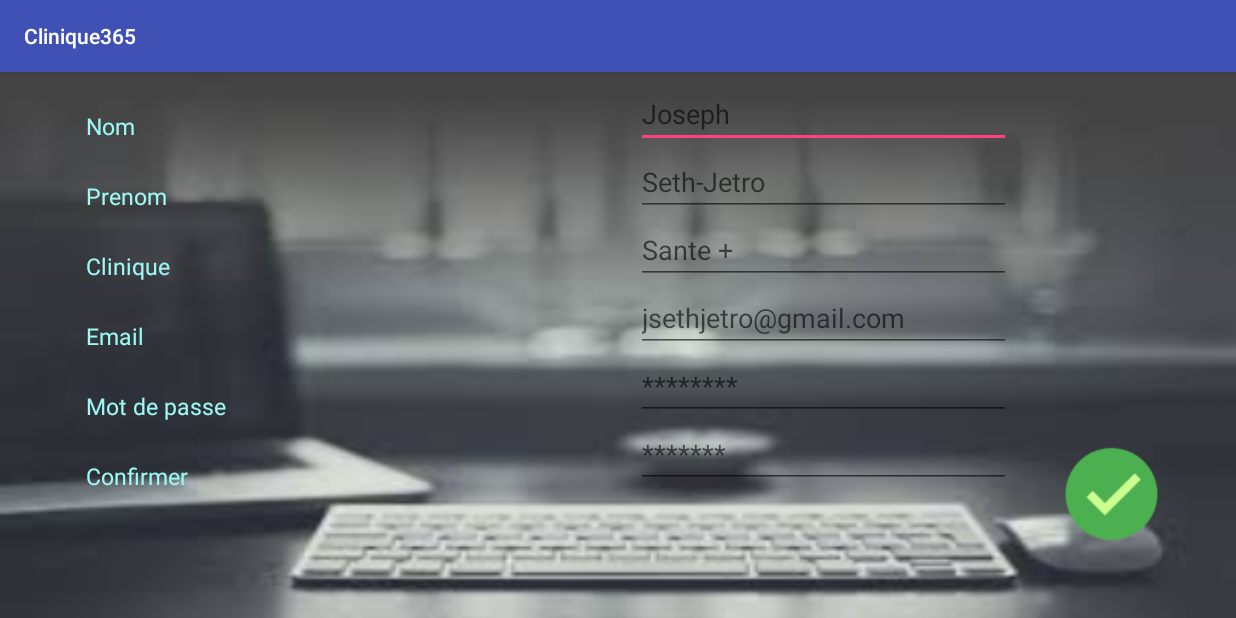
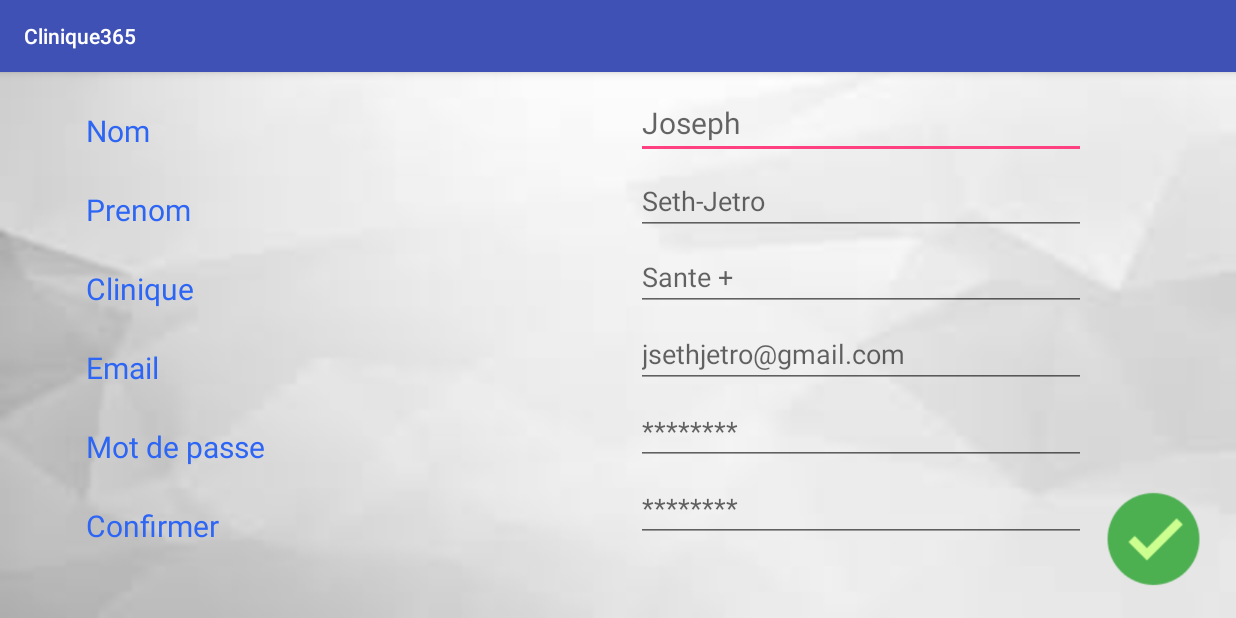
Before and after one commit to Clinique365/ProjetFinal, an Android app: the screen it shows after launch (RegisterActivity), after a tap on "Creer compte", on a phone screen of 824 x 412 dp (held sideways). Run offline under Robolectric (Android 15) with nearby library versions, the phone set to English and light mode, and no system bars.

Commit message:
better screen/two fragments created

```diff
--- a/app/build.gradle
+++ b/app/build.gradle
@@ -25,4 +25,5 @@ dependencies {
     compile 'com.android.support:appcompat-v7:24.0.0'
     compile 'com.android.support:design:24.0.0'
     compile 'com.backendless:backendless:3.0.20.1'
+    compile 'com.astuetz:pagerslidingtabstrip:1.0.1'
 }
--- a/app/src/main/java/com/codepath/clinique365/LoginActivity.java
+++ b/app/src/main/java/com/codepath/clinique365/Activities/LoginActivity.java
@@ -1,12 +1,13 @@
-package com.codepath.clinique365;
+package com.codepath.clinique365.Activities;
 
 import android.content.Intent;
-import android.media.Image;
 import android.support.v7.app.AppCompatActivity;
 import android.os.Bundle;
 import android.view.View;
 import android.widget.ImageView;
 import android.widget.TextView;
+
+import com.codepath.clinique365.R;
 
 public class LoginActivity extends AppCompatActivity {
 
--- /dev/null
+++ b/app/src/main/java/com/codepath/clinique365/Activities/RegisterActivity.java
@@ -0,0 +1,33 @@
+package com.codepath.clinique365.Activities;
+
+import android.content.Intent;
+import android.support.v7.app.AppCompatActivity;
+import android.os.Bundle;
+import android.view.View;
+import android.widget.ImageView;
+
+import com.codepath.clinique365.Activities.HomeActivity;
+import com.codepath.clinique365.R;
+
+public class RegisterActivity extends AppCompatActivity {
+
+    private ImageView register;
+
+    @Override
+    protected void onCreate(Bundle savedInstanceState) {
+        super.onCreate(savedInstanceState);
+        setContentView(R.layout.activity_register);
+
+        register = (ImageView) findViewById(R.id.ivRegister);
+
+        register.setOnClickListener(new View.OnClickListener() {
+            @Override
+            public void onClick(View view) {
+                Intent i = new Intent(getApplicationContext(), HomeActivity.class);
+                startActivity(i);
+            }
+        });
+
+
+    }
+}
--- a/app/src/main/res/layout-land/activity_register.xml
+++ b/app/src/main/res/layout-land/activity_register.xml
@@ -1,7 +1,7 @@
 <?xml version="1.0" encoding="utf-8"?>
 <RelativeLayout xmlns:android="http://schemas.android.com/apk/res/android"
     android:layout_width="match_parent" android:layout_height="match_parent"
-    android:background="@drawable/log">
+    android:background="@drawable/background_main">
 
     <TextView
         android:layout_width="wrap_content"
@@ -15,8 +15,8 @@
         android:layout_marginLeft="57dp"
         android:layout_marginStart="57dp"
         android:layout_marginTop="25dp"
-        android:textSize="15sp"
-        android:textColor="#9df9f3" />
+        android:textSize="20sp"
+        android:textColor="#2d65f4" />
 
     <TextView
         android:layout_width="wrap_content"
@@ -28,8 +28,8 @@
         android:layout_alignLeft="@+id/tvFirstname"
         android:layout_alignStart="@+id/tvFirstname"
         android:layout_marginTop="25dp"
-        android:textSize="15sp"
-        android:textColor="#9df9f3" />
+        android:textSize="20sp"
+        android:textColor="#2d65f4" />
 
     <TextView
         android:layout_width="wrap_content"
@@ -41,8 +41,8 @@
         android:layout_alignLeft="@+id/tvLastname"
         android:layout_alignStart="@+id/tvLastname"
         android:layout_marginTop="25dp"
-        android:textSize="15sp"
-        android:textColor="#9df9f3" />
+        android:textSize="20sp"
+        android:textColor="#2d65f4" />
 
     <TextView
         android:layout_width="wrap_content"
@@ -54,8 +54,8 @@
         android:layout_alignLeft="@+id/tvClinic"
         android:layout_alignStart="@+id/tvClinic"
         android:layout_marginTop="25dp"
-        android:textSize="15sp"
-        android:textColor="#9df9f3" />
+        android:textSize="20sp"
+        android:textColor="#2d65f4" />
 
     <TextView
         android:layout_width="wrap_content"
@@ -67,8 +67,8 @@
         android:layout_alignLeft="@+id/tvEmail"
         android:layout_alignStart="@+id/tvEmail"
         android:layout_marginTop="25dp"
-        android:textSize="15sp"
-        android:textColor="#9df9f3" />
+        android:textSize="20sp"
+        android:textColor="#2d65f4" />
 
     <TextView
         android:layout_width="wrap_content"
@@ -79,19 +79,19 @@
         android:layout_alignLeft="@+id/textView3"
         android:layout_alignStart="@+id/textView3"
         android:layout_marginTop="25dp"
-        android:textSize="15sp"
-        android:textColor="#9df9f3" />
+        android:textSize="20sp"
+        android:textColor="#2d65f4" />
 
     <ImageView
         android:layout_width="70dp"
         android:layout_height="wrap_content"
-        android:id="@+id/imageView"
+        android:id="@+id/ivRegister"
         android:src="@drawable/ic_ok"
         android:layout_below="@+id/textView3"
         android:layout_alignParentRight="true"
         android:layout_alignParentEnd="true"
-        android:layout_marginRight="48dp"
-        android:layout_marginEnd="48dp" />
+        android:layout_marginRight="20dp"
+        android:layout_marginEnd="20dp" />
 
     <LinearLayout
         android:orientation="vertical"
@@ -102,53 +102,66 @@
         android:layout_alignParentEnd="true">
 
         <EditText
-            android:layout_width="250dp"
+            android:layout_width="300dp"
+            android:layout_height="wrap_content"
+            android:inputType="textPersonName"
+            android:layout_alignParentTop="true"
+            android:layout_alignParentLeft="true"
+            android:layout_alignParentStart="true"
+            android:layout_marginTop="10dp"
+            android:textSize="20sp"
+            android:ems="10"
+            android:id="@+id/edtLastname"
+            android:hint="Joseph"
+            android:textColor="#2d65f4" />
+
+        <EditText
+            android:layout_width="300dp"
             android:layout_height="wrap_content"
             android:inputType="textPersonName"
             android:layout_marginTop="5dp"
             android:ems="10"
-            android:id="@+id/edtName"
-            android:hint="Joseph"
-            android:textColor="#9df9f3" />
+            android:id="@+id/edtFirsname"
+            android:hint="Seth-Jetro"
+            android:textColor="#2d65f4" />
 
         <EditText
-            android:layout_width="250dp"
+            android:layout_width="300dp"
             android:layout_height="wrap_content"
-            android:inputType="textPersonName"
-            android:ems="10"
-            android:id="@+id/edtFirstName"
-            android:hint="Seth-Jetro"
-            android:textColor="#9df9f3" />
+            android:layout_marginTop="5dp"
+            android:id="@+id/edtClinic"
+            android:hint="Sante +"
+            android:textColor="#2d65f4" />
 
         <EditText
-            android:layout_width="250dp"
+            android:layout_width="300dp"
             android:layout_height="wrap_content"
-            android:id="@+id/edtClinic"
-            android:hint="Sante +" />
+            android:inputType="textEmailAddress"
+            android:layout_marginTop="6dp"
+            android:ems="10"
+            android:id="@+id/edtEmail"
+            android:hint="jsethjetro@gmail.com"
+            android:textColor="#2d65f4" />
 
         <EditText
-            android:layout_width="250dp"
+            android:layout_width="300dp"
             android:layout_height="wrap_content"
-            android:inputType="textEmailAddress"
+            android:inputType="textPassword"
+            android:layout_marginTop="6dp"
             android:ems="10"
-            android:id="@+id/edtEmail"
-            android:hint="jsethjetro@gmail.com" />
+            android:id="@+id/edtPassword"
+            android:hint="********"
+            android:textColor="#2d65f4" />
 
         <EditText
-            android:layout_width="250dp"
+            android:layout_width="300dp"
             android:layout_height="wrap_content"
             android:inputType="textPassword"
+            android:layout_marginTop="6dp"
             android:ems="10"
-            android:id="@+id/edtPassword"
-            android:hint="********" />
-
-        <EditText
-            android:layout_width="250dp"
-            android:layout_height="wrap_content"
-            android:inputType="textPassword"
-            android:ems="10"
-            android:id="@+id/editText"
-            android:hint="*******" />
+            android:id="@+id/edtConfirmPassword"
+            android:hint="********"
+            android:textColor="#2d65f4" />
     </LinearLayout>
 
 
--- /dev/null
+++ b/app/src/main/res/layout-land/fragment_drug_order.xml
@@ -0,0 +1,5 @@
+<?xml version="1.0" encoding="utf-8"?>
+<RelativeLayout xmlns:android="http://schemas.android.com/apk/res/android"
+    android:layout_width="match_parent" android:layout_height="match_parent">
+
+</RelativeLayout>
```
Also changed, not shown: app/src/main/AndroidManifest.xml (+4 -3 lines), app/src/main/java/com/codepath/clinique365/Activities/HomeActivity.java (added, +30 -0 lines), app/src/main/java/com/codepath/clinique365/Activities/OrderActivity.java (added, +67 -0 lines), app/src/main/java/com/codepath/clinique365/Fragments/DrugOrderFragment.java (added, +26 -0 lines), app/src/main/java/com/codepath/clinique365/Fragments/LabOrderFragment.java (added, +27 -0 lines), app/src/main/java/com/codepath/clinique365/HomeActivity.java (deleted, +0 -13 lines), app/src/main/java/com/codepath/clinique365/RegisterActivity.java (deleted, +0 -13 lines), app/src/main/res/layout-land/activity_login.xml (+10 -8 lines), app/src/main/res/layout-land/activity_order.xml (added, +21 -0 lines), app/src/main/res/layout-land/fragment_lab_order.xml (added, +7 -0 lines).
